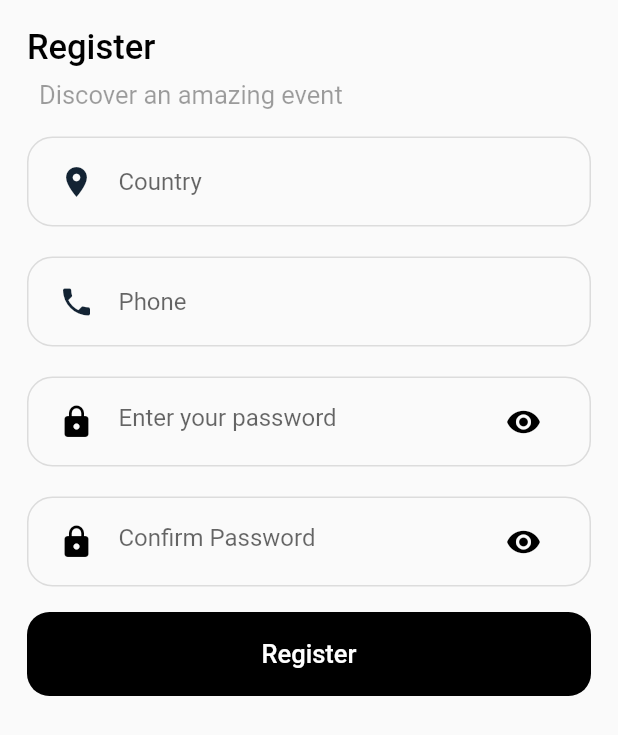
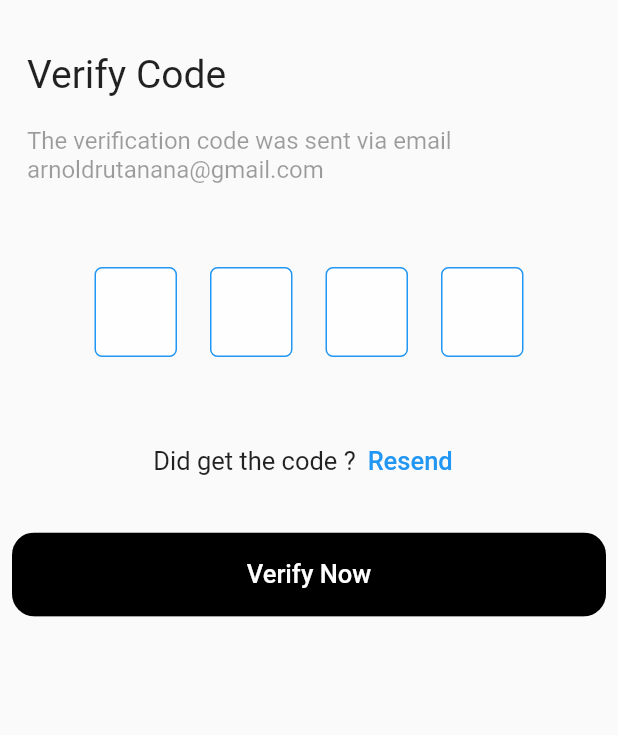
Before and after one commit to gig-codez/culchr, a Flutter app: the Details screen opened directly, after a tap on "Register", on a phone screen of 412 x 824 dp. Shown: the top 735 px of the screen. Run offline on Flutter 3.47's test engine with Material 2 defaults, Android fonts, the phone set to English and light mode, and no system bars; our stand-ins replace carousel_slider, flutter_svg, pinput.

Commit message:
new commit

```diff
--- a/lib/Screens/SignUp/Details.dart
+++ b/lib/Screens/SignUp/Details.dart
@@ -61,7 +61,9 @@ class _DetailsState extends State<Details> {
             ),
             RoundedButton(
               text: "Register",
-              press: () {},
+              press: () {
+                Navigator.of(context).pushNamed('/verify');
+              },
               color: Colors.black,
             ),
           ],
--- /dev/null
+++ b/lib/Screens/SignUp/verify.dart
@@ -0,0 +1,130 @@
+import 'package:culchr/Models/Tools/rounded_button.dart';
+import 'package:flutter/material.dart';
+// ignore: import_of_legacy_library_into_null_safe
+import 'package:pinput/pin_put/pin_put.dart';
+
+class Verify extends StatefulWidget {
+  Verify({Key? key}) : super(key: key);
+
+  @override
+  State<Verify> createState() => _VerifyState();
+}
+
+class _VerifyState extends State<Verify> {
+  final TextEditingController _pinPutController = TextEditingController();
+  final FocusNode _pinPutFocusNode = FocusNode();
+
+  bool _isLoading = false;
+  late String verifypin;
+
+  BoxDecoration get _pinPutDecoration {
+    return BoxDecoration(
+      border: Border.all(color: kappPrimary),
+      color: Colors.white70,
+      borderRadius: BorderRadius.circular(5.0),
+    );
+  }
+
+  final Color kappPrimary = Colors.blue;
+  @override
+  Widget build(BuildContext context) {
+    return Scaffold(
+      body: SafeArea(
+        child: Form(
+          child: Center(
+            child: Padding(
+              padding: const EdgeInsets.all(8.0),
+              child: ListView(
+                children: [
+                  SizedBox(
+                    height: MediaQuery.of(context).size.height * 0.02,
+                  ),
+                  Padding(
+                    padding: const EdgeInsets.all(10.0),
+                    child: Text(
+                      "Verify Code",
+                      textAlign: TextAlign.left,
+                      style: Theme.of(context).textTheme.bodyMedium!.copyWith(
+                            fontSize: 26,
+                          ),
+                    ),
+                  ),
+                  Padding(
+                    padding: const EdgeInsets.all(10.0),
+                    child: Text(
+                      'The verification code was sent via email' +
+                          '\n' +
+                          'arnoldrutanana@gmail.com',
+                      style: Theme.of(context)
+                          .textTheme
+                          .bodyMedium!
+                          .copyWith(fontSize: 16, color: Colors.black38),
+                    ),
+                  ),
+                  SizedBox(
+                    height: MediaQuery.of(context).size.height * 0.02,
+                  ),
+                  pinArea(),
+                  SizedBox(
+                    height: MediaQuery.of(context).size.height * 0.02,
+                  ),
+                  Row(
+                    mainAxisAlignment: MainAxisAlignment.center,
+                    children: [
+                      const Text(
+                        "Did get the code ?",
+                        style: TextStyle(
+                          fontSize: 17,
+                        ),
+                      ),
+                      TextButton(
+                        onPressed: () {},
+                        child: const Text(
+                          "Resend",
+                          style: TextStyle(
+                            fontSize: 17,
+                          ),
+                        ),
+                      )
+                    ],
+                  ),
+                  SizedBox(
+                    height: MediaQuery.of(context).size.height * 0.02,
+                  ),
+                  RoundedButton(
+                      text: "Verify Now", press: () {}, color: Colors.black)
+                ],
+              ),
+            ),
+          ),
+        ),
+      ),
+    );
+  }
+
+  pinArea() {
+    return Container(
+      child: Container(
+        margin: const EdgeInsets.symmetric(horizontal: 30.0),
+        padding: const EdgeInsets.all(25.0),
+        child: PinPut(
+          eachFieldConstraints:
+              const BoxConstraints(minWidth: 55.0, minHeight: 60.0),
+          fieldsCount: 4,
+          focusNode: _pinPutFocusNode,
+          controller: _pinPutController,
+          submittedFieldDecoration: _pinPutDecoration.copyWith(
+            borderRadius: BorderRadius.circular(5.0),
+          ),
+          selectedFieldDecoration: _pinPutDecoration,
+          followingFieldDecoration: _pinPutDecoration.copyWith(
+            borderRadius: BorderRadius.circular(5.0),
+            border: Border.all(
+              color: kappPrimary,
+            ),
+          ),
+        ),
+      ),
+    );
+  }
+}
--- a/lib/main.dart
+++ b/lib/main.dart
@@ -1,5 +1,8 @@
 import 'package:culchr/Screens/Forgot/Forgot.dart';
+import 'package:culchr/Screens/Forgot/new_password.dart';
 import 'package:culchr/Screens/Intro/Intro.dart';
+import 'package:culchr/Screens/SignUp/verify.dart';
+import 'package:culchr/Screens/login/login.dart';
 import 'package:flutter/material.dart';
 
 import 'Screens/SignUp/Register.dart';
@@ -23,7 +26,11 @@ class MyApp extends StatelessWidget {
       routes: {
         '/': (context) => const Intro(),
         '/register': (context) => Register(),
-        '/forgot': ((context) => Forgot())
+        '/forgot': (context) => Forgot(),
+        '/login':(context) => Login(),
+        '/verify':(context) => Verify(),
+        '/new password':(context) => NewPassword(),
+
       },
     );
   }
--- a/pubspec.yaml
+++ b/pubspec.yaml
@@ -37,6 +37,7 @@ dependencies:
   flutter_native_splash: ^2.1.2+1
   carousel_slider: ^4.0.0
   flutter_svg: ^1.0.3
+  pinput: ^0.2.6
 
 dev_dependencies:
   flutter_test:
```
Also changed, not shown: lib/Screens/Forgot/Forgot.dart (+6 -1 lines), lib/Screens/Forgot/new_password.dart (added, +72 -0 lines), lib/Screens/login/login.dart (added, +159 -0 lines), pubspec.lock.
